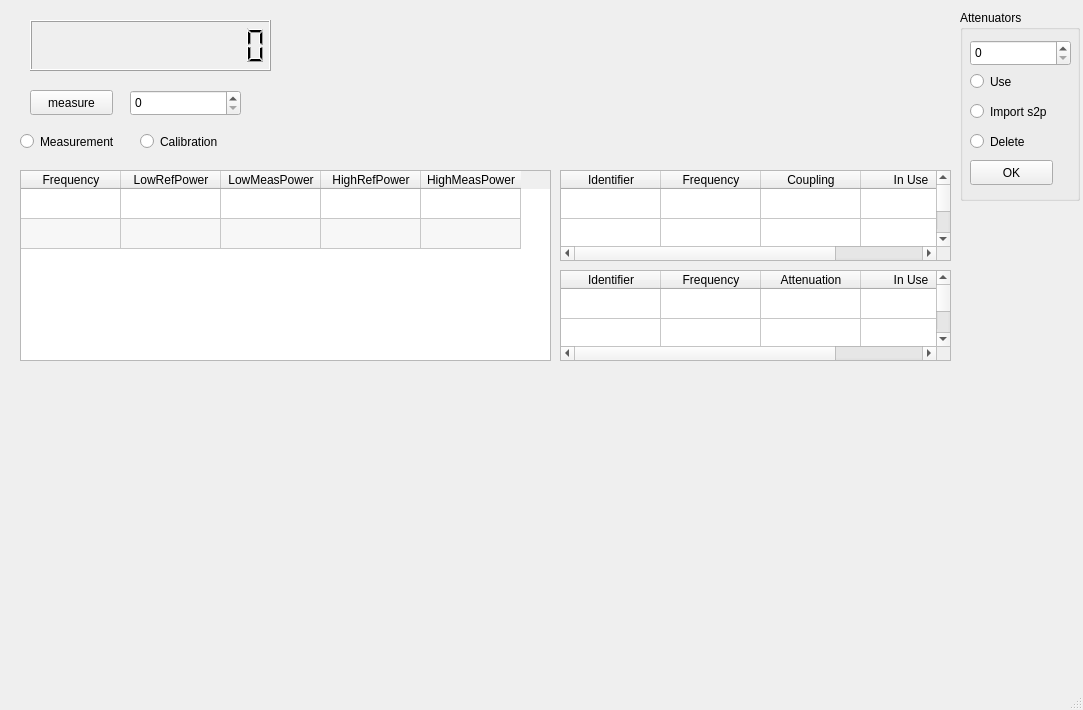
Before: the Qt Designer form powerMeter.ui in g4ixt/RFPowerMeter, drawn with Qt 5.
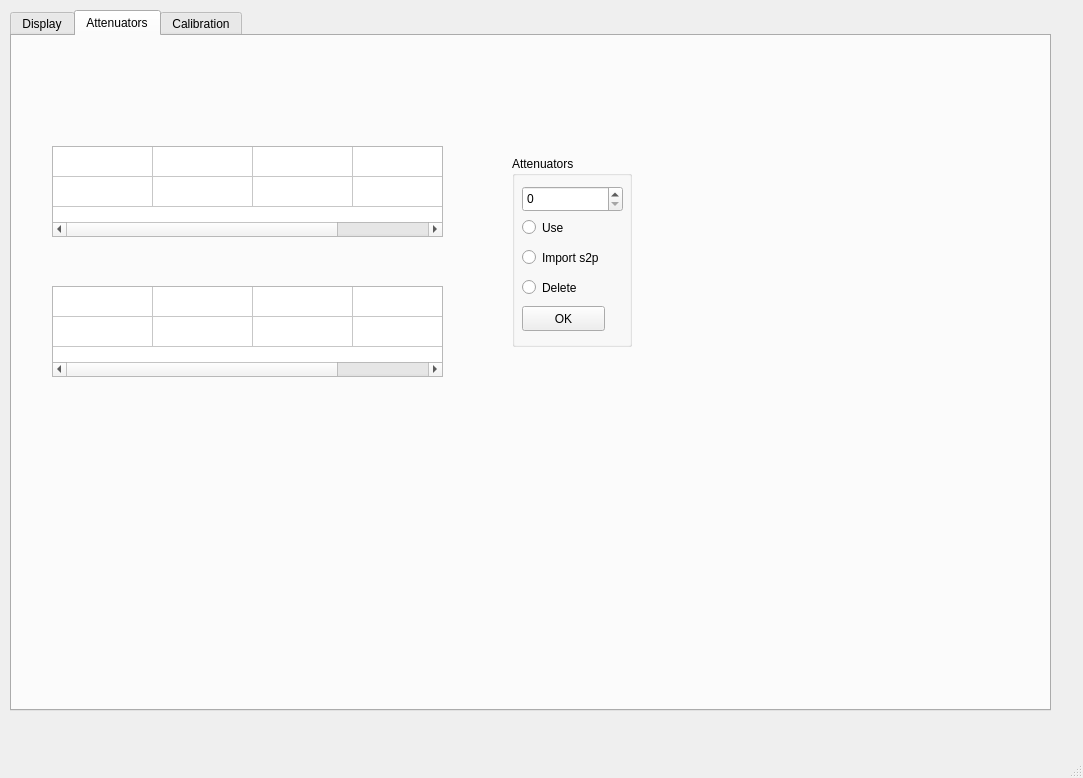
After: the same form once the commit is applied. Custom widgets are drawn as their Qt base class.

Patch:
```diff
--- a/powerMeter.ui
+++ b/powerMeter.ui
@@ -7,50 +7,276 @@
     <x>0</x>
     <y>0</y>
     <width>1083</width>
-    <height>710</height>
+    <height>778</height>
    </rect>
   </property>
   <property name="windowTitle">
    <string>MainWindow</string>
   </property>
   <widget class="QWidget" name="centralwidget">
+   <widget class="QTabWidget" name="tabWidget">
+    <property name="geometry">
+     <rect>
+      <x>10</x>
+      <y>10</y>
+      <width>1041</width>
+      <height>701</height>
+     </rect>
+    </property>
+    <property name="currentIndex">
+     <number>1</number>
+    </property>
+    <widget class="QWidget" name="tab">
+     <attribute name="title">
+      <string>Display</string>
+     </attribute>
    <widget class="QLCDNumber" name="lcd">
     <property name="geometry">
      <rect>
-      <x>30</x>
-      <y>20</y>
-      <width>241</width>
-      <height>51</height>
-     </rect>
-    </property>
+        <x>20</x>
+        <y>410</y>
+        <width>501</width>
+        <height>181</height>
+       </rect>
+      </property>
+      <property name="font">
+       <font>
+        <pointsize>20</pointsize>
+       </font>
+      </property>
     <property name="digitCount">
-     <number>12</number>
+       <number>6</number>
     </property>
     <property name="mode">
-     <enum>QLCDNumber::Bin</enum>
+       <enum>QLCDNumber::Dec</enum>
     </property>
     <property name="segmentStyle">
-     <enum>QLCDNumber::Filled</enum>
-    </property>
-   </widget>
-   <widget class="QPushButton" name="measureButton">
+       <enum>QLCDNumber::Flat</enum>
+      </property>
+     </widget>
+     <widget class="QFrame" name="frame">
     <property name="geometry">
      <rect>
-      <x>30</x>
-      <y>90</y>
+        <x>20</x>
+        <y>20</y>
+        <width>501</width>
+        <height>371</height>
+       </rect>
+      </property>
+      <property name="autoFillBackground">
+       <bool>true</bool>
+      </property>
+      <property name="frameShape">
+       <enum>QFrame::Box</enum>
+      </property>
+      <property name="frameShadow">
+       <enum>QFrame::Raised</enum>
+      </property>
+      <property name="lineWidth">
+       <number>2</number>
+      </property>
+      <property name="midLineWidth">
+       <number>2</number>
+      </property>
+      <widget class="AnalogGaugeWidget" name="meterWidget" native="true">
+       <property name="geometry">
+        <rect>
+         <x>20</x>
+         <y>30</y>
+         <width>461</width>
+         <height>321</height>
+        </rect>
+       </property>
+       <property name="autoFillBackground">
+        <bool>true</bool>
+       </property>
+       <property name="styleSheet">
+        <string notr="true"/>
+       </property>
+      </widget>
+     </widget>
+    </widget>
+    <widget class="QWidget" name="tab_2">
+     <attribute name="title">
+      <string>Attenuators</string>
+     </attribute>
+     <widget class="QGroupBox" name="groupBox">
+      <property name="geometry">
+       <rect>
+        <x>500</x>
+        <y>120</y>
+        <width>120</width>
+        <height>191</height>
+       </rect>
+      </property>
+      <property name="title">
+       <string>Attenuators</string>
+      </property>
+      <widget class="QPushButton" name="importCal">
+       <property name="geometry">
+        <rect>
+         <x>10</x>
+         <y>150</y>
       <width>83</width>
       <height>25</height>
      </rect>
     </property>
     <property name="text">
-     <string>measure</string>
-    </property>
-   </widget>
+        <string>OK</string>
+       </property>
+      </widget>
+      <widget class="QRadioButton" name="radioButton_3">
+       <property name="geometry">
+        <rect>
+         <x>10</x>
+         <y>90</y>
+         <width>106</width>
+         <height>23</height>
+        </rect>
+       </property>
+       <property name="text">
+        <string>Import s2p</string>
+       </property>
+      </widget>
+      <widget class="QRadioButton" name="radioButton_4">
+       <property name="geometry">
+        <rect>
+         <x>10</x>
+         <y>120</y>
+         <width>106</width>
+         <height>23</height>
+        </rect>
+       </property>
+       <property name="text">
+        <string>Delete</string>
+       </property>
+      </widget>
+      <widget class="QRadioButton" name="radioButton_5">
+       <property name="geometry">
+        <rect>
+         <x>10</x>
+         <y>60</y>
+         <width>106</width>
+         <height>23</height>
+        </rect>
+       </property>
+       <property name="text">
+        <string>Use</string>
+       </property>
+      </widget>
+      <widget class="QSpinBox" name="spinBox">
+       <property name="geometry">
+        <rect>
+         <x>10</x>
+         <y>30</y>
+         <width>101</width>
+         <height>26</height>
+        </rect>
+       </property>
+      </widget>
+     </widget>
+     <widget class="QTableWidget" name="calCoupler">
+      <property name="geometry">
+       <rect>
+        <x>40</x>
+        <y>110</y>
+        <width>391</width>
+        <height>91</height>
+       </rect>
+      </property>
+      <attribute name="horizontalHeaderVisible">
+       <bool>false</bool>
+      </attribute>
+      <attribute name="verticalHeaderVisible">
+       <bool>false</bool>
+      </attribute>
+      <row>
+       <property name="text">
+        <string>New Row</string>
+       </property>
+      </row>
+      <row>
+       <property name="text">
+        <string>New Row</string>
+       </property>
+      </row>
+      <column>
+       <property name="text">
+        <string>Identifier</string>
+       </property>
+      </column>
+      <column>
+       <property name="text">
+        <string>Frequency</string>
+       </property>
+      </column>
+      <column>
+       <property name="text">
+        <string>Coupling</string>
+       </property>
+      </column>
+      <column>
+       <property name="text">
+        <string>In Use</string>
+       </property>
+      </column>
+     </widget>
+     <widget class="QTableWidget" name="calAttenuator">
+      <property name="geometry">
+       <rect>
+        <x>40</x>
+        <y>250</y>
+        <width>391</width>
+        <height>91</height>
+       </rect>
+      </property>
+      <attribute name="horizontalHeaderVisible">
+       <bool>false</bool>
+      </attribute>
+      <attribute name="verticalHeaderVisible">
+       <bool>false</bool>
+      </attribute>
+      <row>
+       <property name="text">
+        <string>New Row</string>
+       </property>
+      </row>
+      <row>
+       <property name="text">
+        <string>New Row</string>
+       </property>
+      </row>
+      <column>
+       <property name="text">
+        <string>Identifier</string>
+       </property>
+      </column>
+      <column>
+       <property name="text">
+        <string>Frequency</string>
+       </property>
+      </column>
+      <column>
+       <property name="text">
+        <string>Attenuation</string>
+       </property>
+      </column>
+      <column>
+       <property name="text">
+        <string>In Use</string>
+       </property>
+      </column>
+     </widget>
+    </widget>
+    <widget class="QWidget" name="tab_3">
+     <attribute name="title">
+      <string>Calibration</string>
+     </attribute>
    <widget class="QTableWidget" name="calMeter">
     <property name="geometry">
      <rect>
       <x>20</x>
-      <y>170</y>
+        <y>20</y>
       <width>531</width>
       <height>191</height>
      </rect>
@@ -65,7 +291,7 @@
      <number>5</number>
     </property>
     <attribute name="horizontalHeaderVisible">
-     <bool>true</bool>
+       <bool>false</bool>
     </attribute>
     <attribute name="verticalHeaderVisible">
      <bool>false</bool>
@@ -113,207 +339,6 @@
      </property>
     </column>
    </widget>
-   <widget class="QTableWidget" name="calCoupler">
-    <property name="geometry">
-     <rect>
-      <x>560</x>
-      <y>170</y>
-      <width>391</width>
-      <height>91</height>
-     </rect>
-    </property>
-    <attribute name="horizontalHeaderVisible">
-     <bool>true</bool>
-    </attribute>
-    <attribute name="verticalHeaderVisible">
-     <bool>false</bool>
-    </attribute>
-    <row>
-     <property name="text">
-      <string>New Row</string>
-     </property>
-    </row>
-    <row>
-     <property name="text">
-      <string>New Row</string>
-     </property>
-    </row>
-    <column>
-     <property name="text">
-      <string>Identifier</string>
-     </property>
-    </column>
-    <column>
-     <property name="text">
-      <string>Frequency</string>
-     </property>
-    </column>
-    <column>
-     <property name="text">
-      <string>Coupling</string>
-     </property>
-    </column>
-    <column>
-     <property name="text">
-      <string>In Use</string>
-     </property>
-    </column>
-   </widget>
-   <widget class="QSpinBox" name="measFrequency">
-    <property name="geometry">
-     <rect>
-      <x>130</x>
-      <y>90</y>
-      <width>111</width>
-      <height>26</height>
-     </rect>
-    </property>
-   </widget>
-   <widget class="QRadioButton" name="radioButton">
-    <property name="geometry">
-     <rect>
-      <x>140</x>
-      <y>130</y>
-      <width>106</width>
-      <height>23</height>
-     </rect>
-    </property>
-    <property name="text">
-     <string>Calibration</string>
-    </property>
-   </widget>
-   <widget class="QRadioButton" name="radioButton_2">
-    <property name="geometry">
-     <rect>
-      <x>20</x>
-      <y>130</y>
-      <width>121</width>
-      <height>23</height>
-     </rect>
-    </property>
-    <property name="text">
-     <string>Measurement</string>
-    </property>
-   </widget>
-   <widget class="QTableWidget" name="calAttenuator">
-    <property name="geometry">
-     <rect>
-      <x>560</x>
-      <y>270</y>
-      <width>391</width>
-      <height>91</height>
-     </rect>
-    </property>
-    <attribute name="horizontalHeaderVisible">
-     <bool>true</bool>
-    </attribute>
-    <attribute name="verticalHeaderVisible">
-     <bool>false</bool>
-    </attribute>
-    <row>
-     <property name="text">
-      <string>New Row</string>
-     </property>
-    </row>
-    <row>
-     <property name="text">
-      <string>New Row</string>
-     </property>
-    </row>
-    <column>
-     <property name="text">
-      <string>Identifier</string>
-     </property>
-    </column>
-    <column>
-     <property name="text">
-      <string>Frequency</string>
-     </property>
-    </column>
-    <column>
-     <property name="text">
-      <string>Attenuation</string>
-     </property>
-    </column>
-    <column>
-     <property name="text">
-      <string>In Use</string>
-     </property>
-    </column>
-   </widget>
-   <widget class="QGroupBox" name="groupBox">
-    <property name="geometry">
-     <rect>
-      <x>960</x>
-      <y>10</y>
-      <width>120</width>
-      <height>191</height>
-     </rect>
-    </property>
-    <property name="title">
-     <string>Attenuators</string>
-    </property>
-    <widget class="QPushButton" name="importCal">
-     <property name="geometry">
-      <rect>
-       <x>10</x>
-       <y>150</y>
-       <width>83</width>
-       <height>25</height>
-      </rect>
-     </property>
-     <property name="text">
-      <string>OK</string>
-     </property>
-    </widget>
-    <widget class="QRadioButton" name="radioButton_3">
-     <property name="geometry">
-      <rect>
-       <x>10</x>
-       <y>90</y>
-       <width>106</width>
-       <height>23</height>
-      </rect>
-     </property>
-     <property name="text">
-      <string>Import s2p</string>
-     </property>
-    </widget>
-    <widget class="QRadioButton" name="radioButton_4">
-     <property name="geometry">
-      <rect>
-       <x>10</x>
-       <y>120</y>
-       <width>106</width>
-       <height>23</height>
-      </rect>
-     </property>
-     <property name="text">
-      <string>Delete</string>
-     </property>
-    </widget>
-    <widget class="QRadioButton" name="radioButton_5">
-     <property name="geometry">
-      <rect>
-       <x>10</x>
-       <y>60</y>
-       <width>106</width>
-       <height>23</height>
-      </rect>
-     </property>
-     <property name="text">
-      <string>Use</string>
-     </property>
-    </widget>
-    <widget class="QSpinBox" name="spinBox">
-     <property name="geometry">
-      <rect>
-       <x>10</x>
-       <y>30</y>
-       <width>101</width>
-       <height>26</height>
-      </rect>
-     </property>
     </widget>
    </widget>
   </widget>
@@ -329,6 +354,26 @@
   </widget>
   <widget class="QStatusBar" name="statusbar"/>
  </widget>
+ <customwidgets>
+  <customwidget>
+   <class>AnalogGaugeWidget</class>
+   <extends>QWidget</extends>
+   <header>analoggaugewidget</header>
+   <container>1</container>
+   <slots>
+    <signal>valueChanged(int)</signal>
+    <slot>update_angle_offset(int)</slot>
+    <slot>update_value(int)</slot>
+    <slot>update_value2(int)</slot>
+    <slot>set_start_scale_angle(int)</slot>
+    <slot>set_total_scale_angle_size(int)</slot>
+    <slot>set_MinValue(int)</slot>
+    <slot>set_MaxValue(int)</slot>
+    <slot>set_NeedleColor(int)</slot>
+    <slot>set_scala_main_count(int)</slot>
+   </slots>
+  </customwidget>
+ </customwidgets>
  <resources/>
  <connections/>
 </ui>
```
Lines whose indentation alone changed are shown as unchanged.
